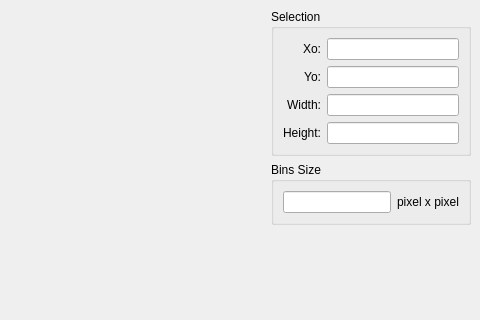
Before: the Qt Designer form designer/ui_binningWindow.ui in ornlneutronimaging/iBeatles, drawn with Qt 5; both pictures show x 380 to 860 and y 0 to 320 of the 860 by 617 pixel window.
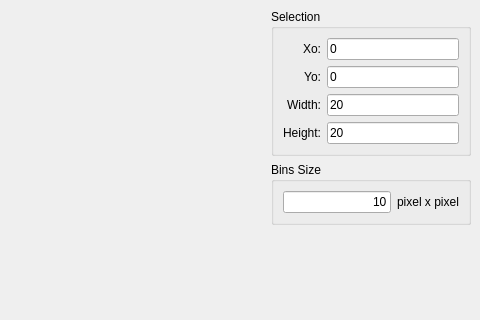
After: the same form once the commit is applied.

```diff
--- a/designer/ui_binningWindow.ui
+++ b/designer/ui_binningWindow.ui
@@ -88,7 +88,11 @@
             </widget>
            </item>
            <item row="0" column="1">
-            <widget class="QLineEdit" name="lineEdit"/>
+            <widget class="QLineEdit" name="selection_x0">
+             <property name="text">
+              <string>0</string>
+             </property>
+            </widget>
            </item>
            <item row="1" column="0">
             <widget class="QLabel" name="label_2">
@@ -101,7 +105,11 @@
             </widget>
            </item>
            <item row="1" column="1">
-            <widget class="QLineEdit" name="lineEdit_2"/>
+            <widget class="QLineEdit" name="selection_y0">
+             <property name="text">
+              <string>0</string>
+             </property>
+            </widget>
            </item>
            <item row="2" column="0">
             <widget class="QLabel" name="label_3">
@@ -114,7 +122,11 @@
             </widget>
            </item>
            <item row="2" column="1">
-            <widget class="QLineEdit" name="lineEdit_4"/>
+            <widget class="QLineEdit" name="selection_width">
+             <property name="text">
+              <string>20</string>
+             </property>
+            </widget>
            </item>
            <item row="3" column="0">
             <widget class="QLabel" name="label_4">
@@ -127,7 +139,11 @@
             </widget>
            </item>
            <item row="3" column="1">
-            <widget class="QLineEdit" name="lineEdit_3"/>
+            <widget class="QLineEdit" name="selection_height">
+             <property name="text">
+              <string>20</string>
+             </property>
+            </widget>
            </item>
           </layout>
          </widget>
@@ -157,7 +173,14 @@
           </property>
           <layout class="QHBoxLayout" name="horizontalLayout">
            <item>
-            <widget class="QLineEdit" name="lineEdit_5"/>
+            <widget class="QLineEdit" name="pixel_bin_size">
+             <property name="text">
+              <string>10</string>
+             </property>
+             <property name="alignment">
+              <set>Qt::AlignRight|Qt::AlignTrailing|Qt::AlignVCenter</set>
+             </property>
+            </widget>
            </item>
            <item>
             <widget class="QLabel" name="label_5">
```
